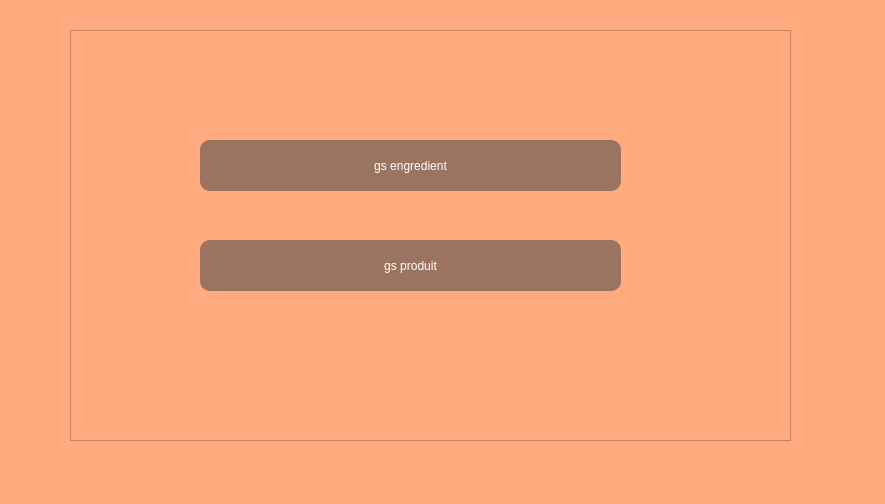
Old version of the form gestion_ingredient.ui in the repository hanenjabnoun-Esprit-2019/Smart_Pastry_Shop_2A25.
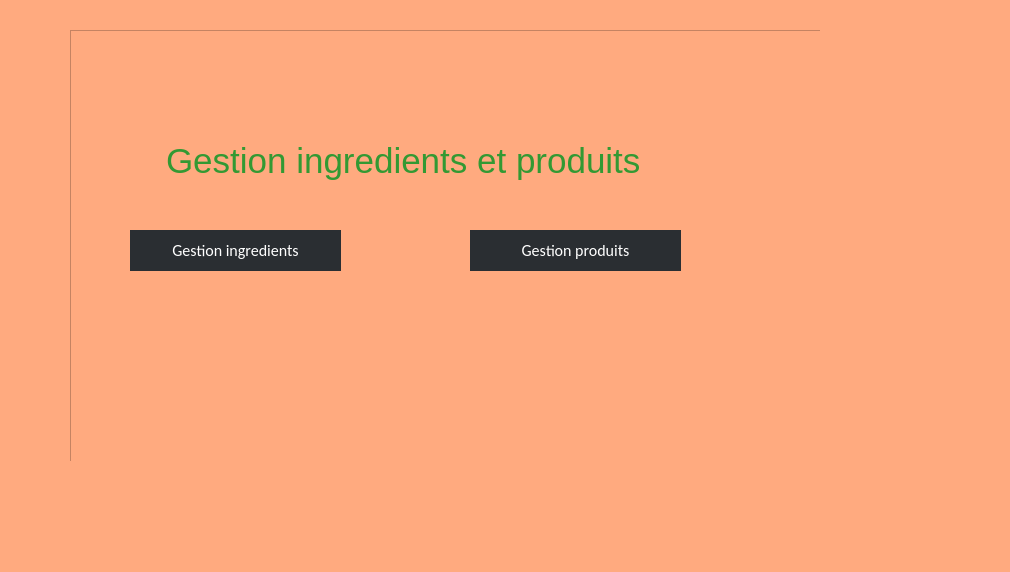
New version of the form. The open tabs and pages were chosen to show the change. Icons and pictures are not drawn.

```diff
--- a/gestion_ingredient.ui
+++ b/gestion_ingredient.ui
@@ -6,8 +6,8 @@
    <rect>
     <x>0</x>
     <y>0</y>
-    <width>885</width>
-    <height>504</height>
+    <width>1010</width>
+    <height>572</height>
    </rect>
   </property>
   <property name="windowTitle">
@@ -21,7 +21,7 @@
     <rect>
      <x>70</x>
      <y>10</y>
-     <width>781</width>
+     <width>771</width>
      <height>451</height>
     </rect>
    </property>
@@ -101,8 +101,8 @@
       <rect>
        <x>0</x>
        <y>20</y>
-       <width>721</width>
-       <height>411</height>
+       <width>831</width>
+       <height>461</height>
       </rect>
      </property>
      <property name="toolTip">
@@ -170,133 +170,144 @@
      <widget class="QPushButton" name="pushButton">
       <property name="geometry">
        <rect>
-        <x>130</x>
-        <y>110</y>
-        <width>421</width>
-        <height>51</height>
+        <x>60</x>
+        <y>200</y>
+        <width>211</width>
+        <height>41</height>
        </rect>
       </property>
       <property name="styleSheet">
-       <string notr="true">margin-top:0px;
-QMainWindow,QWidget,QMessageBox{
-background: qlineargradient(spread:pad, x1:0.472, y1:0, x2:0.502, y2:1, stop:0 rgba(0, 53, 84, 255), stop:1 rgba(0, 70, 111, 255));
-font-family:&quot;Quicksand SemiBold&quot;;
-}
+       <string notr="true">QPushButton
+{
+	background-color: rgb(42, 46, 50);
+   border-radius:0px;
+	color:#ffffff;
+	font-size:16px;
+font-family:Calibri;
 
+qproperty-iconSize:35px;
 
-QListWidget{
-background:transparent;
 }
+QPushButton:hover
+{
+	background-color:rgb(50, 53, 57);
+		color:#ffff99;
 
-QFrame{
-background:transparent;
 }
-
-
-QLabel,QGroupBox{
-color: white;
-background:transparent;
+QPushButton:focus
+{
+	background-color: rgb(59, 62, 66);
+	border-style:solid;
+	border-left-width:7px;
+	border-color: #ff3333;
+	color:#ffff99;
 }
-QComboBox{
-background:rgb(0, 48, 75);
-color:white;
-height:32px;
-border-radius:5px;
-}
 
-QLineEdit,QDateEdit,QDateTimeEdit{
-background:rgba(0, 33, 52, 100);
-color:white;
-height:32px;
-border-radius:8px;
-}
-
-QPushButton{
-width:131px;
-height:32px;
-background:rgba(0, 33, 52, 100);
-color:white;
-border-radius:10px;
-}
-
-QPushButton:hover{
-background: #cae9ff;
-color:black;
-}
-
-
-Line{
-backfround:white;
-}</string>
+</string>
       </property>
       <property name="text">
-       <string>gs engredient</string>
+       <string>Gestion ingredients</string>
       </property>
      </widget>
      <widget class="QPushButton" name="pushButton_2">
       <property name="geometry">
        <rect>
-        <x>130</x>
-        <y>210</y>
-        <width>421</width>
-        <height>51</height>
+        <x>400</x>
+        <y>200</y>
+        <width>211</width>
+        <height>41</height>
        </rect>
       </property>
       <property name="styleSheet">
-       <string notr="true">margin-top:0px;
-QMainWindow,QWidget,QMessageBox{
-background: qlineargradient(spread:pad, x1:0.472, y1:0, x2:0.502, y2:1, stop:0 rgba(0, 53, 84, 255), stop:1 rgba(0, 70, 111, 255));
-font-family:&quot;Quicksand SemiBold&quot;;
-}
+       <string notr="true">QPushButton
+{
+	background-color: rgb(42, 46, 50);
+   border-radius:0px;
+	color:#ffffff;
+	font-size:16px;
+font-family:Calibri;
 
+qproperty-iconSize:35px;
 
-QListWidget{
-background:transparent;
 }
+QPushButton:hover
+{
+	background-color:rgb(50, 53, 57);
+		color:#ffff99;
 
-QFrame{
-background:transparent;
 }
-
-
-QLabel,QGroupBox{
-color: white;
-background:transparent;
+QPushButton:focus
+{
+	background-color: rgb(59, 62, 66);
+	border-style:solid;
+	border-left-width:7px;
+	border-color: #ff3333;
+	color:#ffff99;
 }
-QComboBox{
-background:rgb(0, 48, 75);
-color:white;
-height:32px;
-border-radius:5px;
-}
 
-QLineEdit,QDateEdit,QDateTimeEdit{
-background:rgba(0, 33, 52, 100);
-color:white;
-height:32px;
-border-radius:8px;
-}
-
-QPushButton{
-width:131px;
-height:32px;
-background:rgba(0, 33, 52, 100);
-color:white;
-border-radius:10px;
-}
-
-QPushButton:hover{
-background: #cae9ff;
-color:black;
-}
-
-
-Line{
-backfround:white;
-}</string>
+</string>
       </property>
       <property name="text">
-       <string>gs produit</string>
+       <string>Gestion produits</string>
+      </property>
+     </widget>
+     <widget class="QLabel" name="label_5">
+      <property name="geometry">
+       <rect>
+        <x>50</x>
+        <y>110</y>
+        <width>591</width>
+        <height>41</height>
+       </rect>
+      </property>
+      <property name="styleSheet">
+       <string notr="true">text-align: center;
+color: rgb(244, 143, 55);
+color: #393;
+margin: 0 auto;
+font-size: 35px;
+font-family: 'Droid Sans';</string>
+      </property>
+      <property name="text">
+       <string>Gestion ingredients et produits</string>
+      </property>
+     </widget>
+     <widget class="QLabel" name="label_7">
+      <property name="geometry">
+       <rect>
+        <x>60</x>
+        <y>260</y>
+        <width>211</width>
+        <height>171</height>
+       </rect>
+      </property>
+      <property name="text">
+       <string/>
+      </property>
+      <property name="pixmap">
+       <pixmap>../../integrationF/Smart_Pastry_Shop_2A25/image/téléchargement.jpg</pixmap>
+      </property>
+      <property name="scaledContents">
+       <bool>true</bool>
+      </property>
+     </widget>
+     <widget class="QLabel" name="label_8">
+      <property name="geometry">
+       <rect>
+        <x>400</x>
+        <y>250</y>
+        <width>211</width>
+        <height>181</height>
+       </rect>
+      </property>
+      <property name="text">
+       <string/>
+      </property>
+      <property name="pixmap">
+       <pixmap>../../integrationF/Smart_Pastry_Shop_2A25/image/marche-patisserie-complexes.jpg</pixmap>
+      </property>
+      <property name="scaledContents">
+       <bool>true</bool>
       </property>
      </widget>
     </widget>
@@ -2055,6 +2066,25 @@
     </widget>
    </widget>
   </widget>
+  <widget class="QLabel" name="label_9">
+   <property name="geometry">
+    <rect>
+     <x>820</x>
+     <y>10</y>
+     <width>111</width>
+     <height>81</height>
+    </rect>
+   </property>
+   <property name="text">
+    <string/>
+   </property>
+   <property name="pixmap">
+    <pixmap>../../integrationF/Smart_Pastry_Shop_2A25/image/182141689_901413657425909_592955327907562813_n.png</pixmap>
+   </property>
+   <property name="scaledContents">
+    <bool>true</bool>
+   </property>
+  </widget>
  </widget>
  <resources/>
  <connections/>
```
Left out of the diff: 329 changed lines with no effect on the pictures.
